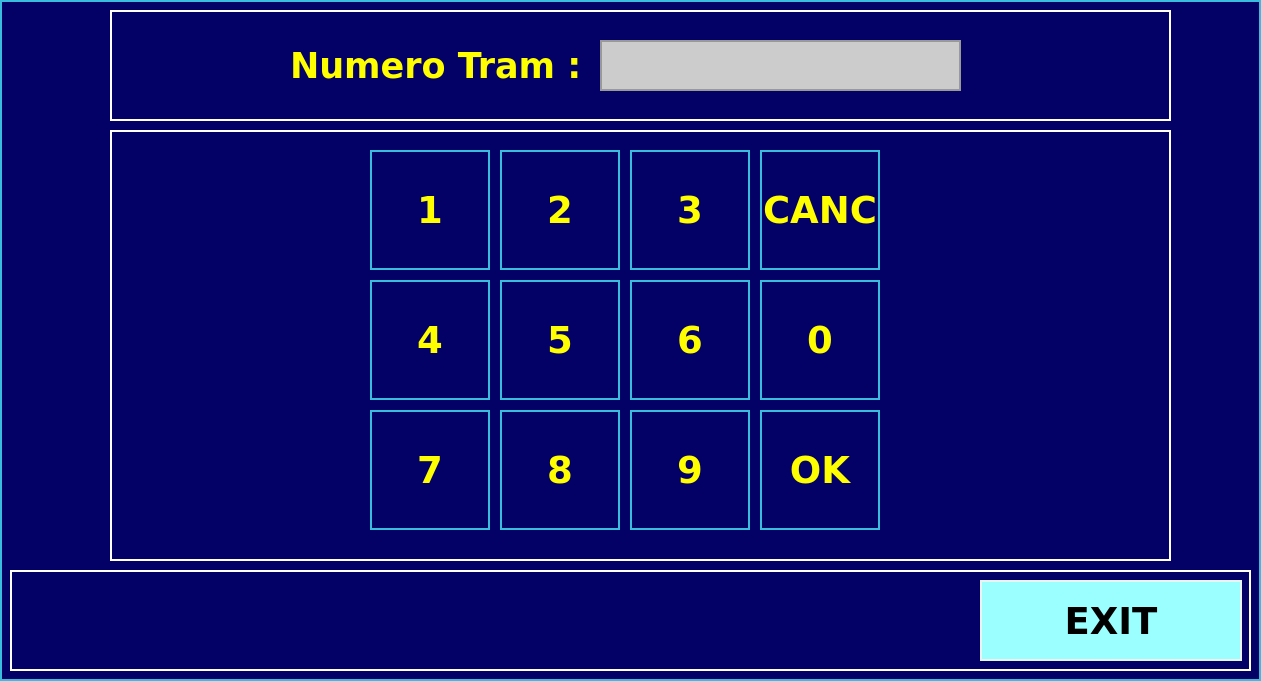
The window that tram.ui (infermita/sampleatm) describes before a commit, drawn with Qt 5.
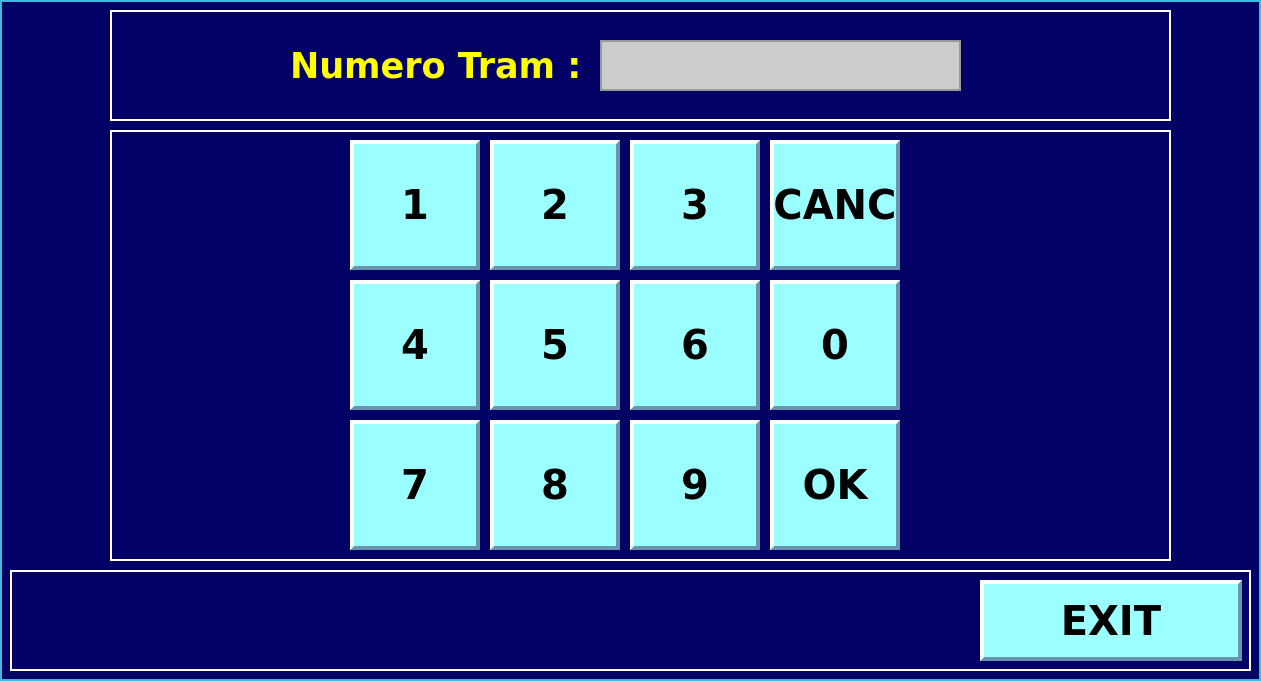
The same window after the commit.

Patch:
```diff
--- a/tram.ui
+++ b/tram.ui
@@ -16,7 +16,14 @@
   <property name="styleSheet">
    <string notr="true">QWidget { background-color : #030066; color : #fefe00;border:2px solid #39bcde;font: 26pt &quot;DejaVu Sans&quot;;font: bold;  }
 QFrame {border:2px solid #FFFFFF }
-QPushButton { font: 28pt &quot;DejaVu Sans&quot;;font: bold;  }
+QPushButton { background-color : #9afffe; color : #000000;border:4px solid #6b95ae;font: 30pt &quot;DejaVu Sans&quot;;font: bold;border-left-color:white;border-top-color:white  }
+QPushButton:pressed
+{
+  border:4px solid white;
+  border-left-color:#6b95ae;
+  border-top-color:#6b95ae;
+  background-color : #cccccc;
+}
 QLabel {border:none }</string>
   </property>
   <widget class="QFrame" name="frame_4">
@@ -98,7 +105,7 @@
     </rect>
    </property>
    <property name="styleSheet">
-    <string notr="true">QPushButton {color : #fefe00; }</string>
+    <string notr="true"/>
    </property>
    <property name="frameShape">
     <enum>QFrame::StyledPanel</enum>
@@ -109,16 +116,16 @@
    <widget class="QPushButton" name="uno">
     <property name="geometry">
      <rect>
-      <x>260</x>
-      <y>20</y>
-      <width>120</width>
-      <height>120</height>
+      <x>240</x>
+      <y>10</y>
+      <width>130</width>
+      <height>130</height>
      </rect>
     </property>
     <property name="font">
      <font>
       <family>DejaVu Sans</family>
-      <pointsize>28</pointsize>
+      <pointsize>30</pointsize>
       <weight>75</weight>
       <italic>false</italic>
       <bold>true</bold>
@@ -131,16 +138,16 @@
    <widget class="QPushButton" name="due">
     <property name="geometry">
      <rect>
-      <x>390</x>
-      <y>20</y>
-      <width>120</width>
-      <height>120</height>
+      <x>380</x>
+      <y>10</y>
+      <width>130</width>
+      <height>130</height>
      </rect>
     </property>
     <property name="font">
      <font>
       <family>DejaVu Sans</family>
-      <pointsize>28</pointsize>
+      <pointsize>30</pointsize>
       <weight>75</weight>
       <italic>false</italic>
       <bold>true</bold>
@@ -154,15 +161,15 @@
     <property name="geometry">
      <rect>
       <x>520</x>
-      <y>20</y>
-      <width>120</width>
-      <height>120</height>
+      <y>10</y>
+      <width>130</width>
+      <height>130</height>
      </rect>
     </property>
     <property name="font">
      <font>
       <family>DejaVu Sans</family>
-      <pointsize>28</pointsize>
+      <pointsize>30</pointsize>
       <weight>75</weight>
       <italic>false</italic>
       <bold>true</bold>
@@ -175,16 +182,16 @@
    <widget class="QPushButton" name="quattro">
     <property name="geometry">
      <rect>
-      <x>260</x>
+      <x>240</x>
       <y>150</y>
-      <width>120</width>
-      <height>120</height>
+      <width>130</width>
+      <height>130</height>
      </rect>
     </property>
     <property name="font">
      <font>
       <family>DejaVu Sans</family>
-      <pointsize>28</pointsize>
+      <pointsize>30</pointsize>
       <weight>75</weight>
       <italic>false</italic>
       <bold>true</bold>
@@ -197,16 +204,16 @@
    <widget class="QPushButton" name="cinque">
     <property name="geometry">
      <rect>
-      <x>390</x>
+      <x>380</x>
       <y>150</y>
-      <width>120</width>
-      <height>120</height>
+      <width>130</width>
+      <height>130</height>
      </rect>
     </property>
     <property name="font">
      <font>
       <family>DejaVu Sans</family>
-      <pointsize>28</pointsize>
+      <pointsize>30</pointsize>
       <weight>75</weight>
       <italic>false</italic>
       <bold>true</bold>
@@ -221,14 +228,14 @@
      <rect>
       <x>520</x>
       <y>150</y>
-      <width>120</width>
-      <height>120</height>
+      <width>130</width>
+      <height>130</height>
      </rect>
     </property>
     <property name="font">
      <font>
       <family>DejaVu Sans</family>
-      <pointsize>28</pointsize>
+      <pointsize>30</pointsize>
       <weight>75</weight>
       <italic>false</italic>
       <bold>true</bold>
@@ -241,16 +248,16 @@
    <widget class="QPushButton" name="sette">
     <property name="geometry">
      <rect>
-      <x>260</x>
-      <y>280</y>
-      <width>120</width>
-      <height>120</height>
+      <x>240</x>
+      <y>290</y>
+      <width>130</width>
+      <height>130</height>
      </rect>
     </property>
     <property name="font">
      <font>
       <family>DejaVu Sans</family>
-      <pointsize>28</pointsize>
+      <pointsize>30</pointsize>
       <weight>75</weight>
       <italic>false</italic>
       <bold>true</bold>
@@ -263,16 +270,16 @@
    <widget class="QPushButton" name="otto">
     <property name="geometry">
      <rect>
-      <x>390</x>
-      <y>280</y>
-      <width>120</width>
-      <height>120</height>
+      <x>380</x>
+      <y>290</y>
+      <width>130</width>
+      <height>130</height>
      </rect>
     </property>
     <property name="font">
      <font>
       <family>DejaVu Sans</family>
-      <pointsize>28</pointsize>
+      <pointsize>30</pointsize>
       <weight>75</weight>
       <italic>false</italic>
       <bold>true</bold>
@@ -286,15 +293,15 @@
     <property name="geometry">
      <rect>
       <x>520</x>
-      <y>280</y>
-      <width>120</width>
-      <height>120</height>
+      <y>290</y>
+      <width>130</width>
+      <height>130</height>
      </rect>
     </property>
     <property name="font">
      <font>
       <family>DejaVu Sans</family>
-      <pointsize>28</pointsize>
+      <pointsize>30</pointsize>
       <weight>75</weight>
       <italic>false</italic>
       <bold>true</bold>
@@ -307,16 +314,16 @@
    <widget class="QPushButton" name="cancel">
     <property name="geometry">
      <rect>
-      <x>650</x>
-      <y>20</y>
-      <width>120</width>
-      <height>120</height>
+      <x>660</x>
+      <y>10</y>
+      <width>130</width>
+      <height>130</height>
      </rect>
     </property>
     <property name="font">
      <font>
       <family>DejaVu Sans</family>
-      <pointsize>28</pointsize>
+      <pointsize>30</pointsize>
       <weight>75</weight>
       <italic>false</italic>
       <bold>true</bold>
@@ -329,16 +336,16 @@
    <widget class="QPushButton" name="zero">
     <property name="geometry">
      <rect>
-      <x>650</x>
+      <x>660</x>
       <y>150</y>
-      <width>120</width>
-      <height>120</height>
+      <width>130</width>
+      <height>130</height>
      </rect>
     </property>
     <property name="font">
      <font>
       <family>DejaVu Sans</family>
-      <pointsize>28</pointsize>
+      <pointsize>30</pointsize>
       <weight>75</weight>
       <italic>false</italic>
       <bold>true</bold>
@@ -351,16 +358,16 @@
    <widget class="QPushButton" name="ok">
     <property name="geometry">
      <rect>
-      <x>650</x>
-      <y>280</y>
-      <width>120</width>
-      <height>120</height>
+      <x>660</x>
+      <y>290</y>
+      <width>130</width>
+      <height>130</height>
      </rect>
     </property>
     <property name="font">
      <font>
       <family>DejaVu Sans</family>
-      <pointsize>28</pointsize>
+      <pointsize>30</pointsize>
       <weight>75</weight>
       <italic>false</italic>
       <bold>true</bold>
@@ -381,7 +388,7 @@
     </rect>
    </property>
    <property name="styleSheet">
-    <string notr="true">QFrame {border:2px solid #FFFFFF }</string>
+    <string notr="true"/>
    </property>
    <property name="frameShape">
     <enum>QFrame::StyledPanel</enum>
@@ -401,14 +408,14 @@
     <property name="font">
      <font>
       <family>DejaVu Sans</family>
-      <pointsize>28</pointsize>
+      <pointsize>30</pointsize>
       <weight>75</weight>
       <italic>false</italic>
       <bold>true</bold>
      </font>
     </property>
     <property name="styleSheet">
-     <string notr="true">QPushButton { background-color : #9afffe; color : #000000;border:2px solid #eaf5f2;font: 28pt &quot;DejaVu Sans&quot;;font: bold;  }</string>
+     <string notr="true"/>
     </property>
     <property name="text">
      <string>EXIT</string>
```
